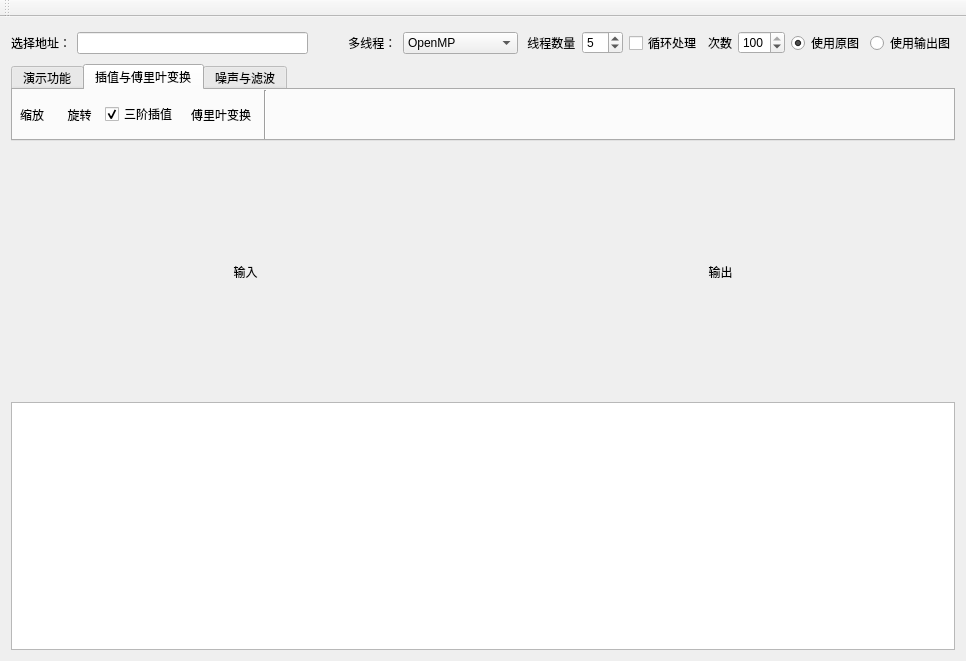
Olimiya/openCV, file mainwindow.ui: the form before one commit.
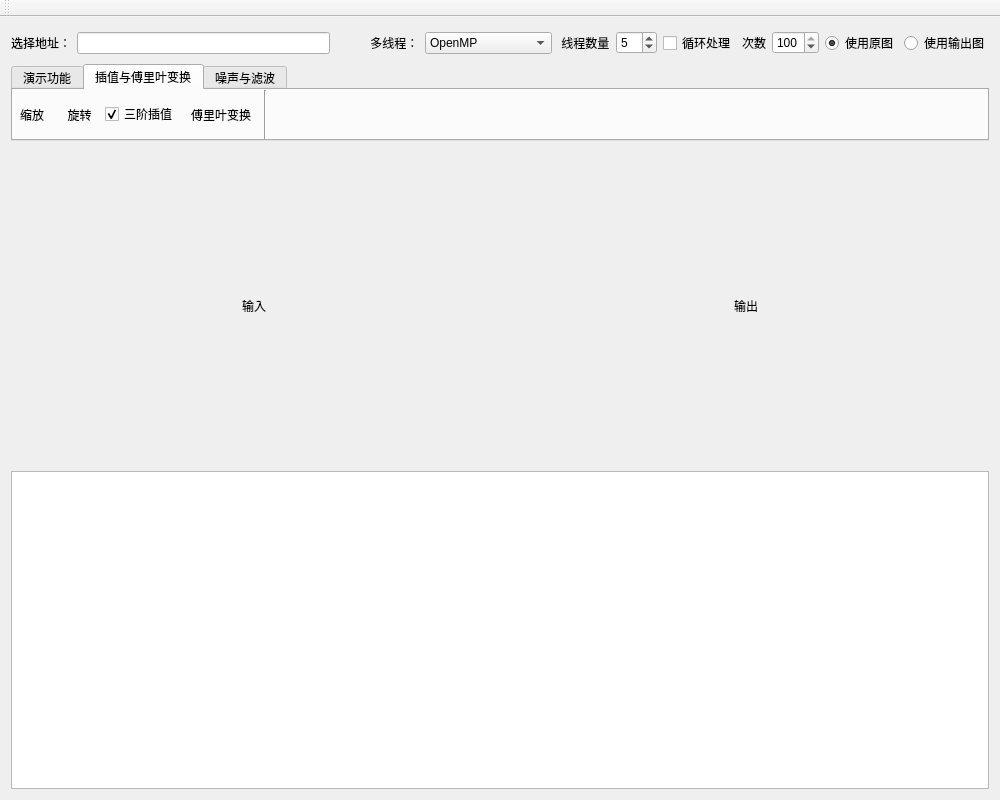
The form after the commit. Icons and pictures are not drawn.

Diff of the .ui file:
```diff
--- a/mainwindow.ui
+++ b/mainwindow.ui
@@ -6,8 +6,8 @@
    <rect>
     <x>0</x>
     <y>0</y>
-    <width>966</width>
-    <height>661</height>
+    <width>1000</width>
+    <height>800</height>
    </rect>
   </property>
   <property name="windowTitle">
```
Left out of the diff: 2 changed lines with no effect on the pictures.
